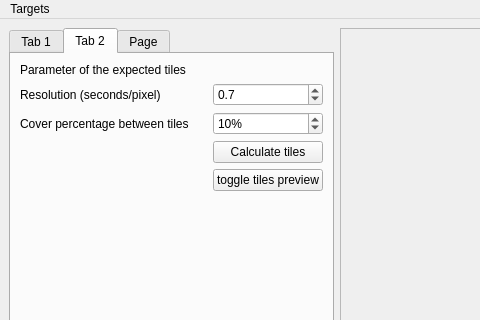
Before: the Qt Designer form main.ui in prascle/VAT_class, drawn with Qt 5; both pictures show x 0 to 480 and y 0 to 320 of the 1202 by 795 pixel window.
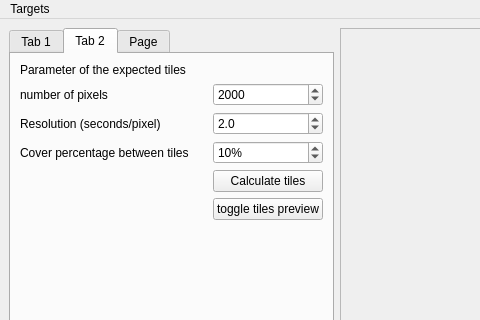
After: the same form once the commit is applied.

Commit message: VAT interface

The edit to the form file:
```diff
--- a/main.ui
+++ b/main.ui
@@ -209,14 +209,34 @@
         </item>
         <item row="1" column="0">
          <layout class="QGridLayout" name="gridLayout_7">
-          <item row="2" column="1">
+          <item row="3" column="1">
            <widget class="QPushButton" name="pb_calculateTiles">
             <property name="text">
              <string>Calculate tiles</string>
             </property>
            </widget>
           </item>
-          <item row="0" column="1">
+          <item row="4" column="0">
+           <spacer name="horizontalSpacer_4">
+            <property name="orientation">
+             <enum>Qt::Horizontal</enum>
+            </property>
+            <property name="sizeHint" stdset="0">
+             <size>
+              <width>40</width>
+              <height>20</height>
+             </size>
+            </property>
+           </spacer>
+          </item>
+          <item row="1" column="0">
+           <widget class="QLabel" name="label_3">
+            <property name="text">
+             <string>Resolution (seconds/pixel)</string>
+            </property>
+           </widget>
+          </item>
+          <item row="1" column="1">
            <widget class="QDoubleSpinBox" name="dsb_resolution">
             <property name="toolTip">
              <string>resolution in second par pixel</string>
@@ -234,58 +254,18 @@
              <double>0.100000000000000</double>
             </property>
             <property name="value">
-             <double>0.700000000000000</double>
+             <double>2.000000000000000</double>
             </property>
            </widget>
           </item>
           <item row="2" column="0">
-           <spacer name="horizontalSpacer_3">
-            <property name="orientation">
-             <enum>Qt::Horizontal</enum>
-            </property>
-            <property name="sizeHint" stdset="0">
-             <size>
-              <width>40</width>
-              <height>20</height>
-             </size>
-            </property>
-           </spacer>
-          </item>
-          <item row="0" column="0">
-           <widget class="QLabel" name="label_3">
-            <property name="text">
-             <string>Resolution (seconds/pixel)</string>
-            </property>
-           </widget>
-          </item>
-          <item row="1" column="0">
            <widget class="QLabel" name="label_4">
             <property name="text">
              <string>Cover percentage between tiles</string>
             </property>
            </widget>
           </item>
-          <item row="3" column="0">
-           <spacer name="horizontalSpacer_4">
-            <property name="orientation">
-             <enum>Qt::Horizontal</enum>
-            </property>
-            <property name="sizeHint" stdset="0">
-             <size>
-              <width>40</width>
-              <height>20</height>
-             </size>
-            </property>
-           </spacer>
-          </item>
-          <item row="3" column="1">
-           <widget class="QPushButton" name="pb_previewTiles">
-            <property name="text">
-             <string>toggle tiles preview</string>
-            </property>
-           </widget>
-          </item>
-          <item row="1" column="1">
+          <item row="2" column="1">
            <widget class="QSpinBox" name="dsb_percentCoverage">
             <property name="suffix">
              <string>%</string>
@@ -298,6 +278,52 @@
             </property>
            </widget>
           </item>
+          <item row="3" column="0">
+           <spacer name="horizontalSpacer_3">
+            <property name="orientation">
+             <enum>Qt::Horizontal</enum>
+            </property>
+            <property name="sizeHint" stdset="0">
+             <size>
+              <width>40</width>
+              <height>20</height>
+             </size>
+            </property>
+           </spacer>
+          </item>
+          <item row="4" column="1">
+           <widget class="QPushButton" name="pb_previewTiles">
+            <property name="text">
+             <string>toggle tiles preview</string>
+            </property>
+           </widget>
+          </item>
+          <item row="0" column="0">
+           <widget class="QLabel" name="label_11">
+            <property name="text">
+             <string>number of pixels</string>
+            </property>
+           </widget>
+          </item>
+          <item row="0" column="1">
+           <widget class="QSpinBox" name="sb_nbPixels">
+            <property name="toolTip">
+             <string>Number of pixels of the individual image (square image)</string>
+            </property>
+            <property name="minimum">
+             <number>100</number>
+            </property>
+            <property name="maximum">
+             <number>8000</number>
+            </property>
+            <property name="singleStep">
+             <number>100</number>
+            </property>
+            <property name="value">
+             <number>2000</number>
+            </property>
+           </widget>
+          </item>
          </layout>
         </item>
         <item row="2" column="0">
```
Left out of the diff: 2 changed lines with no effect on the pictures. The commit also changes 3 other files.
